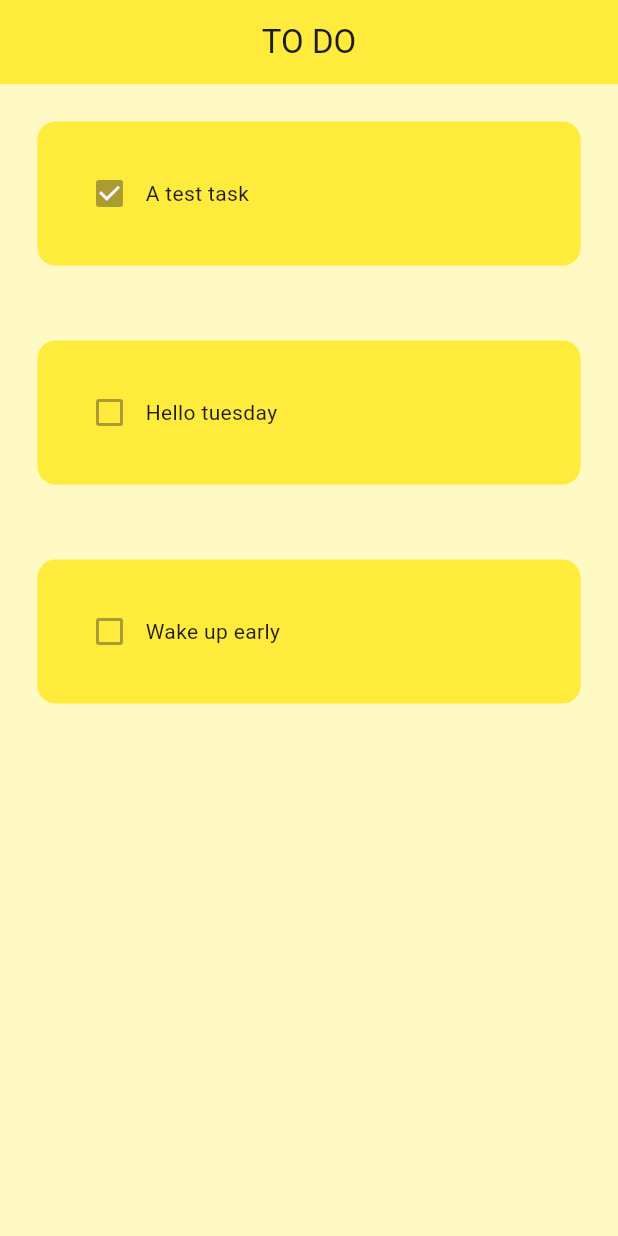
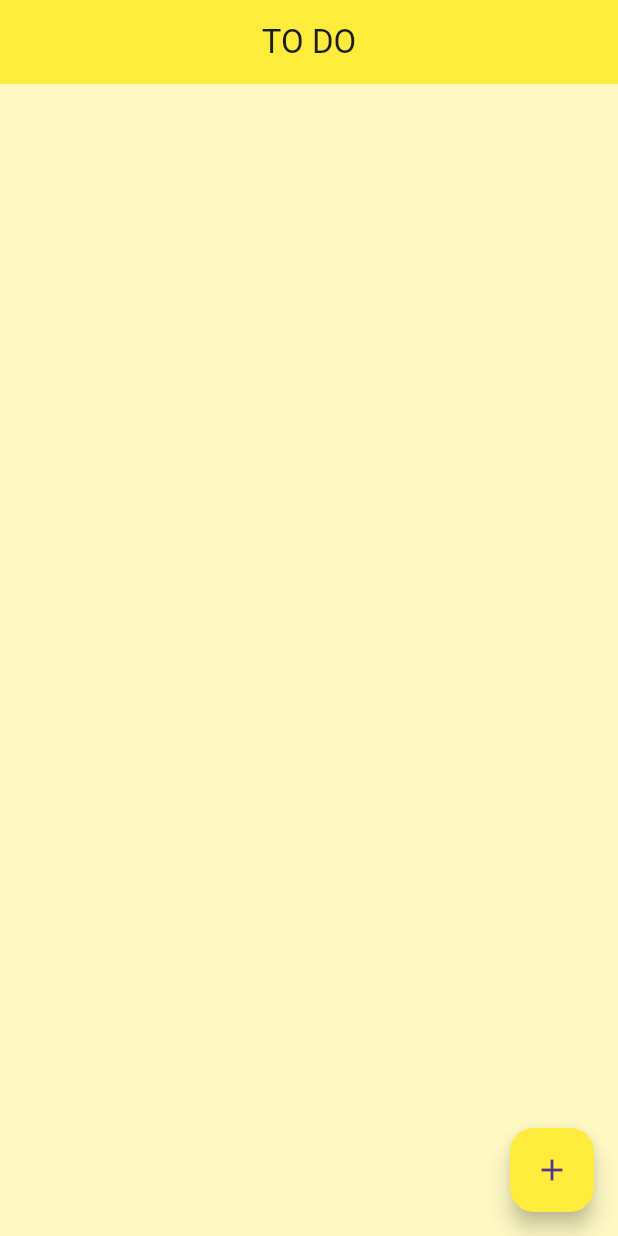
Before and after one commit to CodeWithCrescent/ToDo-App-With-Hive, a Flutter app: the screen it shows after launch, on a phone screen of 412 x 824 dp. Run offline on Flutter 3.47's test engine with Material 3 defaults, Android fonts, the phone set to English and light mode, and no system bars; our stand-ins replace hive_flutter; accounts and stored records are empty.

Commit message:
Initialized the hive data storage

```diff
--- a/lib/pages/home_page.dart
+++ b/lib/pages/home_page.dart
@@ -1,8 +1,75 @@
 import 'package:flutter/material.dart';
+import 'package:hive_flutter/hive_flutter.dart';
+import 'package:todo_hive/data/database.dart';
+import 'package:todo_hive/widgets/dialog_box.dart';
 import 'package:todo_hive/widgets/todo_tile.dart';
 
-class HomePage extends StatelessWidget {
+class HomePage extends StatefulWidget {
   const HomePage({super.key});
+
+  @override
+  State<HomePage> createState() => _HomePageState();
+}
+
+class _HomePageState extends State<HomePage> {
+  // reference the box
+  final _myBox = Hive.box('mybox');
+  // a db instance of a ToDoDataBase() class
+  ToDoDataBase db = ToDoDataBase();
+
+  @override
+  void initState() {
+    // if this is the first time ever opening the app, then create default data
+    if (_myBox.get('TODOLIST') == null) {
+      db.createInitialData();
+    } else {
+      // there already exists some data
+      db.loadData();
+    }
+
+    super.initState();
+  }
+
+  // text Controller from dialog box
+  final _controller = TextEditingController();
+
+  void checkBoxChanged(bool? value, int index) {
+    setState(() {
+      db.toDoList[index][1] = !db.toDoList[index][1];
+    });
+    db.updateDataBase();
+  }
+
+  void saveNewTask() {
+    setState(() {
+      db.toDoList.add([_controller.text, false]);
+      _controller.clear();
+      Navigator.of(context).pop();
+    });
+    db.updateDataBase();
+  }
+
+  void createNewTask() {
+    showDialog(
+        context: context,
+        builder: (context) {
+          return DialogBox(
+            controller: _controller,
+            onSave: saveNewTask,
+            onCancel: () {
+              _controller.clear();
+              Navigator.of(context).pop();
+            },
+          );
+        });
+  }
+
+  void deleteTask(int index) {
+    setState(() {
+      db.toDoList.removeAt(index);
+    });
+    db.updateDataBase();
+  }
 
   @override
   Widget build(BuildContext context) {
@@ -11,21 +78,22 @@ class HomePage extends StatelessWidget {
       appBar: AppBar(
         title: const Text('TO DO'),
       ),
-      body: ListView(
-        children: [
-          ToDoTile(
-            taskName: 'A test task',
-            taskCompleted: true,
-          ),
-          ToDoTile(
-            taskName: 'Hello tuesday',
-            taskCompleted: false,
-          ),
-          ToDoTile(
-            taskName: 'Wake up early',
-            taskCompleted: false,
-          ),
-        ],
+      floatingActionButton: FloatingActionButton(
+        onPressed: createNewTask,
+        backgroundColor: Colors.yellow,
+        child: const Icon(Icons.add),
+      ),
+      body: ListView.builder(
+        physics: const BouncingScrollPhysics(),
+        itemCount: db.toDoList.length,
+        itemBuilder: (context, index) {
+          return ToDoTile(
+            taskName: db.toDoList[index][0],
+            taskCompleted: db.toDoList[index][1],
+            onChanged: (value) => checkBoxChanged(value, index),
+            deleteFunction: (contex) => deleteTask(index),
+          );
+        },
       ),
     );
   }
```
